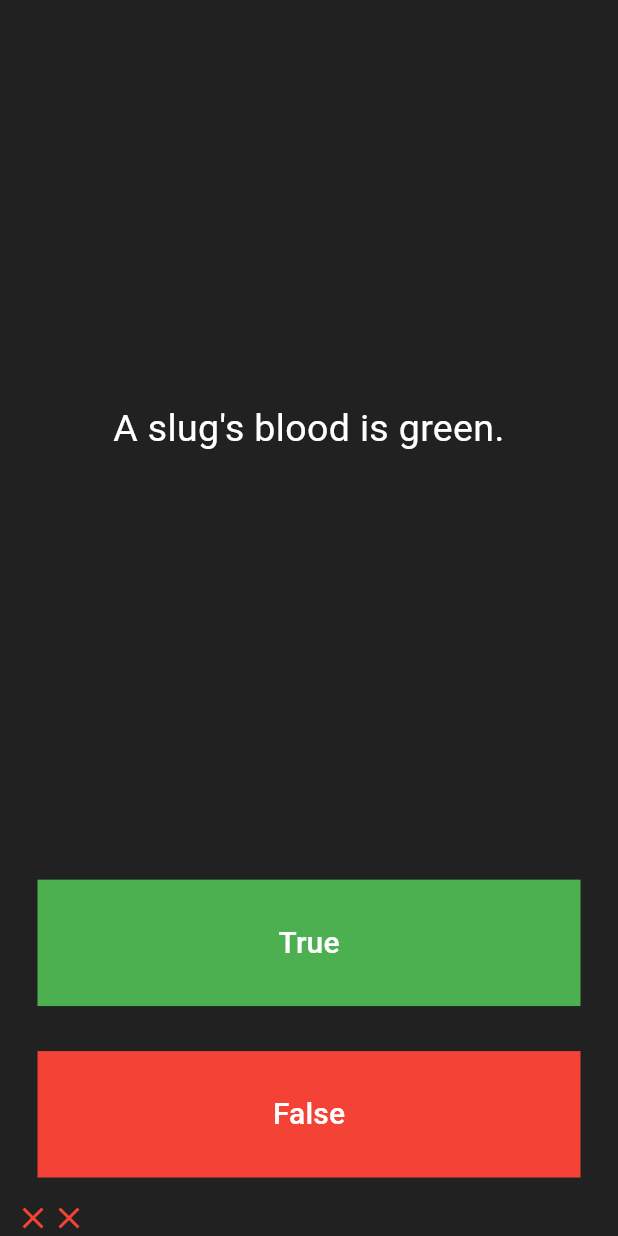
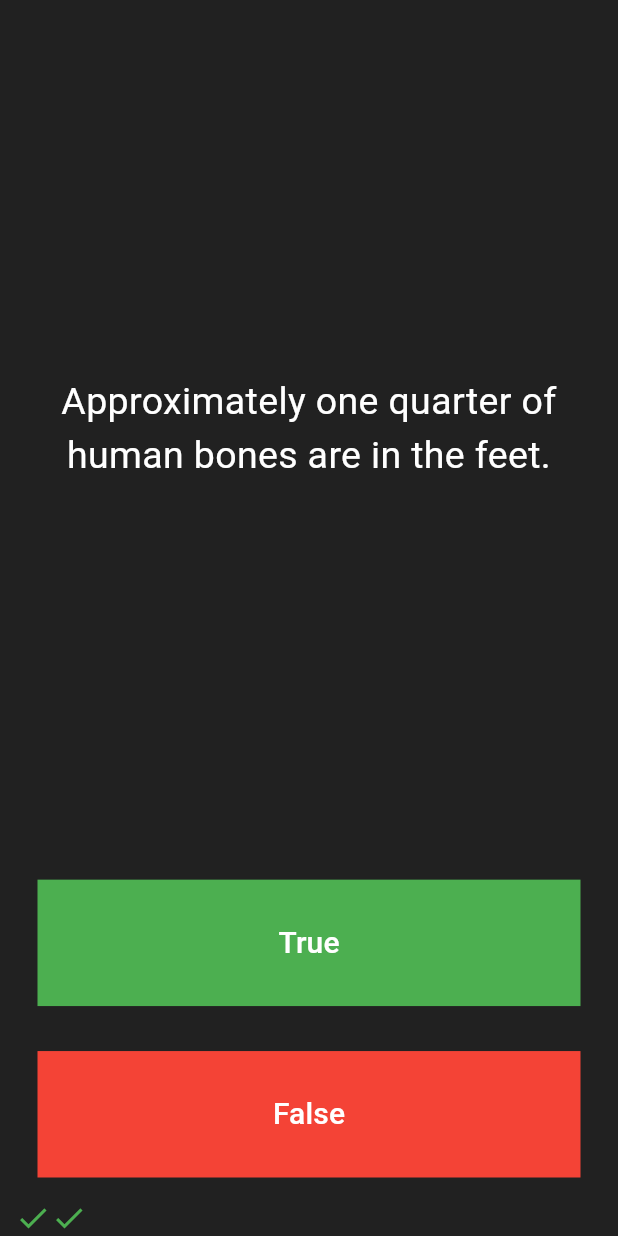
Before and after one commit to zhuikovda/quizzler, a Flutter app: the screen it shows after launch, after a tap on "True", after a tap on "False", on a phone screen of 412 x 824 dp. Run offline on Flutter 3.47's test engine with Material 3 defaults, Android fonts, the phone set to English and light mode, and no system bars.

Commit message:
init: L96

```diff
--- a/lib/main.dart
+++ b/lib/main.dart
@@ -1,5 +1,7 @@
 import 'package:flutter/material.dart';
-import 'package:quizzler/questions.dart';
+import 'package:quizzler/questionBrain.dart';
+
+QuestionBrain quizBrain = QuestionBrain();
 
 void main() => runApp(const Quizzler());
 
@@ -32,24 +34,18 @@ class QuizPage extends StatefulWidget {
 class _QuizPageState extends State<QuizPage> {
   final List<Widget> _score = [];
 
-  List<Questions> quesAnsw = [
-    Questions(q: 'You can lead a cow down stairs but not up stairs.', a: false),
-    Questions(
-        q: 'Approximately one quarter of human bones are in the feet.',
-        a: true),
-    Questions(q: 'A slug\'s blood is green.', a: true)
-  ];
+
 
   int questionNumber = 0;
 
   void _indexQuestion() {
-    questionNumber == quesAnsw.length - 1
+    questionNumber == quizBrain.questionBank.length - 1
         ? questionNumber = 0
         : questionNumber++;
   }
 
   void scoreAnswer(bool arg) {
-    bool correctAnswer = quesAnsw[questionNumber].questionAnswer!;
+    bool correctAnswer = quizBrain.questionBank[questionNumber].questionAnswer!;
     correctAnswer == arg
         ? _score.add(const Icon(
             Icons.check,
@@ -73,7 +69,7 @@ class _QuizPageState extends State<QuizPage> {
             padding: const EdgeInsets.all(10.0),
             child: Center(
               child: Text(
-                quesAnsw[questionNumber].questionText!,
+               quizBrain.questionBank[questionNumber].questionText!,
                 textAlign: TextAlign.center,
                 style: const TextStyle(
                   fontSize: 25.0,
--- a/lib/questions.dart
+++ b/lib/question.dart
@@ -1,8 +1,8 @@
-class Questions {
+class Question {
   String? questionText;
   bool? questionAnswer;
 
-  Questions ({String? q, bool? a}) {
+  Question (String? q, bool? a) {
     questionText = q;
     questionAnswer = a;
   }
--- /dev/null
+++ b/lib/questionBrain.dart
@@ -0,0 +1,31 @@
+import 'package:quizzler/question.dart';
+
+class QuestionBrain {
+  List<Question> questionBank = [
+    Question('Some cats are actually allergic to humans', true),
+    Question('You can lead a cow down stairs but not up stairs.', false),
+    Question('Approximately one quarter of human bones are in the feet.', true),
+    Question('A slug\'s blood is green.', true),
+    Question('Buzz Aldrin\'s mother\'s maiden name was \"Moon\".', true),
+    Question('It is illegal to pee in the Ocean in Portugal.', true),
+    Question(
+        'No piece of square dry paper can be folded in half more than 7 times.',
+        false),
+    Question(
+        'In London, UK, if you happen to die in the House of Parliament, you are technically entitled to a state funeral, because the building is considered too sacred a place.',
+        true),
+    Question(
+        'The loudest sound produced by any animal is 188 decibels. That animal is the African Elephant.',
+        false),
+    Question(
+        'The total surface area of two human lungs is approximately 70 square metres.',
+        true),
+    Question('Google was originally called \"Backrub\".', true),
+    Question(
+        'Chocolate affects a dog\'s heart and nervous system; a few ounces are enough to kill a small dog.',
+        true),
+    Question(
+        'In West Virginia, USA, if you accidentally hit an animal with your car, you are free to take it home to eat.',
+        true),
+  ];
+}
```
